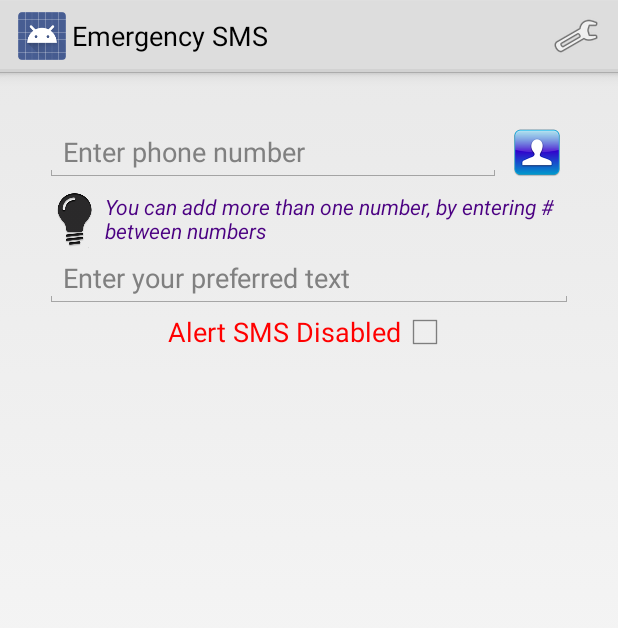
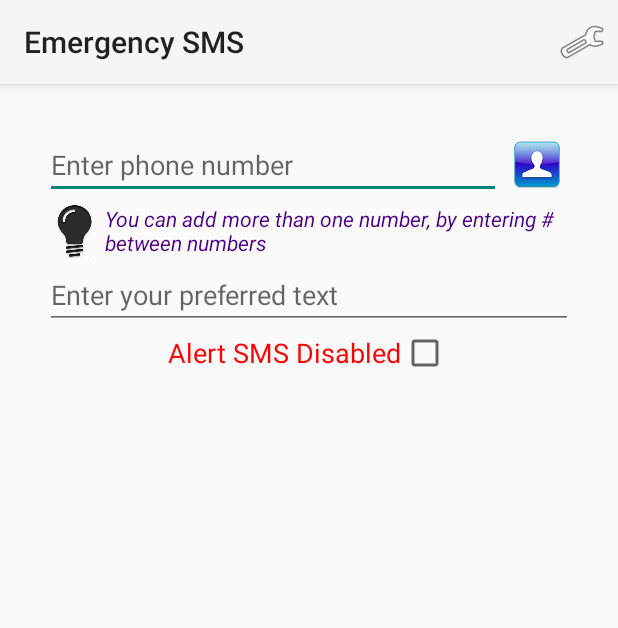
Before and after one commit to PuR3v1L/EmergencySMS, an Android app: the screen it shows after launch (MainActivity), on a phone screen of 412 x 824 dp. Shown: the top 628 px of the screen. Run offline under Robolectric (Android 15) with nearby library versions, the phone set to English and light mode, and no system bars.

Commit message:
Version Code 2 -- v1.0.1 + Changed theme to AppCompat.Light + Added preference button if space on ActionBar + Optimized searching for last known positions

```diff
--- a/InstantSMSEmergency/src/main/java/com/spydiko/instantsmsemergency/MainActivity.java
+++ b/InstantSMSEmergency/src/main/java/com/spydiko/instantsmsemergency/MainActivity.java
@@ -23,7 +23,7 @@ import android.widget.ImageButton;
 import android.widget.TextView;
 import android.widget.Toast;
 
-public class MainActivity extends Activity implements View.OnClickListener, CompoundButton.OnCheckedChangeListener, TextWatcher {
+public class MainActivity extends ActionBarActivity implements View.OnClickListener, CompoundButton.OnCheckedChangeListener, TextWatcher {
 
 	private static final String TAG = "MainActivity";
 	private static final int PICK_CONTACT = 1;
@@ -37,6 +37,7 @@ public class MainActivity extends Activity implements View.OnClickListener, Comp
 	protected void onCreate(Bundle savedInstanceState) {
 		super.onCreate(savedInstanceState);
 		setContentView(R.layout.activity_main);
+		getSupportActionBar().setTitle(R.string.app_name);
 		instantSMSemergensy = (InstantSMSemergensy) getApplication();
 		serviceState = (TextView) findViewById(R.id.serviceState);
 		serviceStateCheckbox = (CheckBox) findViewById(R.id.checkBoxService);
--- a/InstantSMSEmergency/src/main/res/menu/main.xml
+++ b/InstantSMSEmergency/src/main/res/menu/main.xml
@@ -1,10 +1,11 @@
 <menu xmlns:android="http://schemas.android.com/apk/res/android"
       xmlns:tools="http://schemas.android.com/tools"
+      xmlns:myapp="http://schemas.android.com/apk/res-auto"
       tools:context=".MainActivity"
     >
 
     <item android:id="@+id/preferences"
         android:title="@string/action_settings"
         android:icon="@android:drawable/ic_menu_preferences"
-        android:showAsAction="always" />
+        myapp:showAsAction="always" />
 </menu>
--- a/InstantSMSEmergency/src/main/res/values-v11/styles.xml
+++ /dev/null
@@ -1,6 +0,0 @@
-<resources>
-    <!-- Base application theme. -->
-    <style name="AppTheme" parent="android:Theme.Holo.Light">
-        <!-- API 11 theme customizations can go here. -->
-    </style>
-</resources>
```
